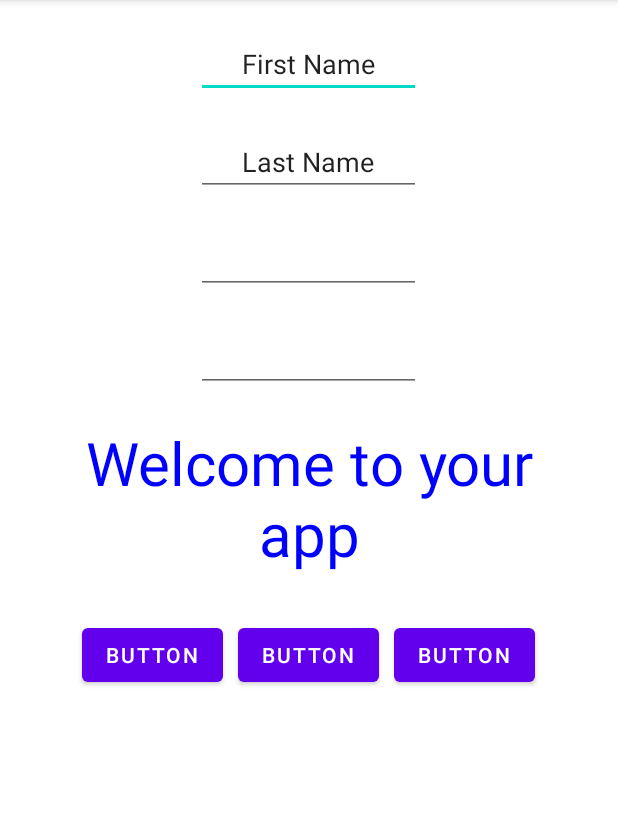
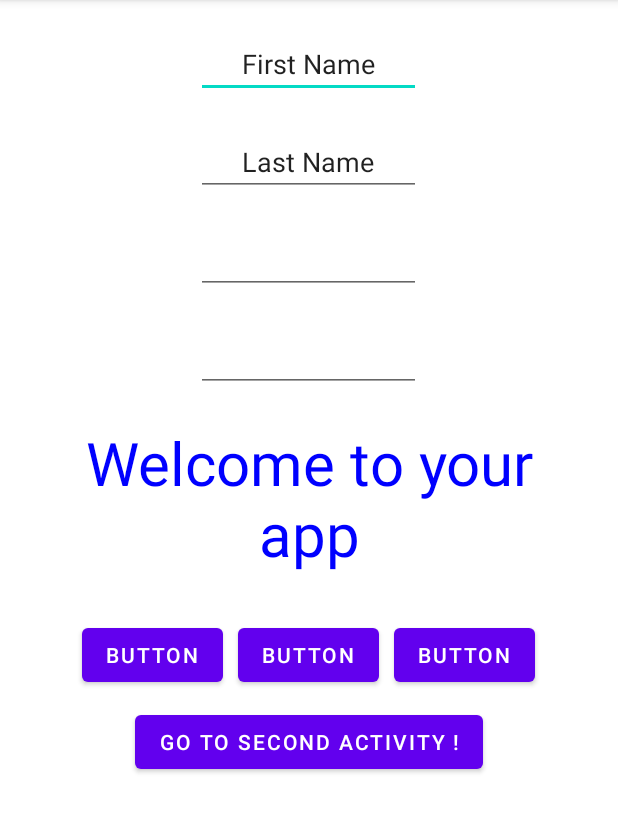
Before and after one commit to Helyousfi/android_development_course, an Android app: the screen it shows after launch (MainActivity), on a phone screen of 412 x 824 dp, the part 84-917 px from its top. Run offline under Robolectric (Android 15) with nearby library versions, the phone set to English and light mode, and no system bars.

Commit message:
Features added

```diff
--- a/app/src/main/AndroidManifest.xml
+++ b/app/src/main/AndroidManifest.xml
@@ -15,7 +15,9 @@
         android:supportsRtl="true"
         android:theme="@style/Theme.Course"
         tools:targetApi="31">
-
+        <activity
+            android:name=".scndActivity"
+            android:exported="false" />
         <activity
             android:name=".MainActivity"
             android:exported="true">
@@ -25,7 +27,6 @@
                 <category android:name="android.intent.category.LAUNCHER" />
             </intent-filter>
         </activity>
-
     </application>
 
 </manifest>
--- a/app/src/main/java/com/example/course/MainActivity.java
+++ b/app/src/main/java/com/example/course/MainActivity.java
@@ -2,9 +2,11 @@ package com.example.course;
 
 import androidx.appcompat.app.AppCompatActivity;
 
+import android.content.Intent;
 import android.content.SyncStatusObserver;
 import android.graphics.Color;
 import android.os.Bundle;
+import android.util.Log;
 import android.view.View;
 import android.widget.Button;
 import android.widget.TextView;
@@ -19,21 +21,16 @@ public class MainActivity extends AppCompatActivity {
     protected void onCreate(Bundle savedInstanceState) {
         super.onCreate(savedInstanceState);
         setContentView(R.layout.activity_main);
+        Log.d("Message","onCreate");
 
-        // CHANGE TEXT VALUE
+        // CHANGE TEXT VALUE when the same text is clicked
         text = findViewById(R.id.txt);
         text.setText("Welcome to your app");
         text.setTextColor(Color.BLUE);
-
         text.setOnClickListener(new View.OnClickListener() {
             @Override
-            public void onClick(View view) {
-                if(i%2 == 0) {
-                    text.setText("You clicked me !");
-                }
-                else {
-                    text.setText("You unclicked me!");
-                }
+            public void onClick(View view) {if(i%2 == 0) {text.setText("You clicked me !");}
+                else {text.setText("You unclicked me!");}
                 i = i + 1;
                 System.out.println(i);
             }
@@ -44,23 +41,40 @@ public class MainActivity extends AppCompatActivity {
         btn.setOnClickListener(new View.OnClickListener() {
             @Override
             public void onClick(View view) {
-                if(i % 2 == 0)
-                {
-                text.setText("Button 1 Clicked!");
-                }
-                else
-                {
-                    text.setText("Button 1 uncklicked");
-                }
+                if(i % 2 == 0) {text.setText("Button 1 Clicked!");}
+                else {text.setText("Button 1 uncklicked");}
                 i = i + 1;
+            }});
 
+        // Get the button "Go to second activity"
+        Button goToActivity2;
+        goToActivity2 = findViewById(R.id.goToActivity2);
+        goToActivity2.setOnClickListener(new View.OnClickListener() {
+            @Override
+            public void onClick(View view) {
+                Intent i = new Intent(getApplicationContext(), scndActivity.class);
+                startActivity(i);
             }
         });
+    }
+    @Override
+    protected void onStart() {
+        super.onStart();
+        Log.d("Info Message", "On start");
+    }
+
+    @Override
+    protected void onResume() {
+        super.onResume();
+        Log.d("Message :", "On resume");
+    }
+
+    @Override
+    protected void onDestroy() {
+        super.onDestroy();
+        Log.d("Message :", "On destroy");
+    }
 
 
 
-
-
-
-    }
 }
--- a/app/src/main/res/layout/activity_main.xml
+++ b/app/src/main/res/layout/activity_main.xml
@@ -98,6 +98,11 @@
 
     </LinearLayout>
 
+    <Button
+        android:id="@+id/goToActivity2"
+        android:layout_width="wrap_content"
+        android:layout_height="wrap_content"
+        android:text="Go to second activity !" />
 
 
 
```
Also changed, not shown: app/src/main/java/com/example/course/scndActivity.java (added, +27 -0 lines), app/src/main/res/layout/activity_scnd.xml (added, +19 -0 lines).
